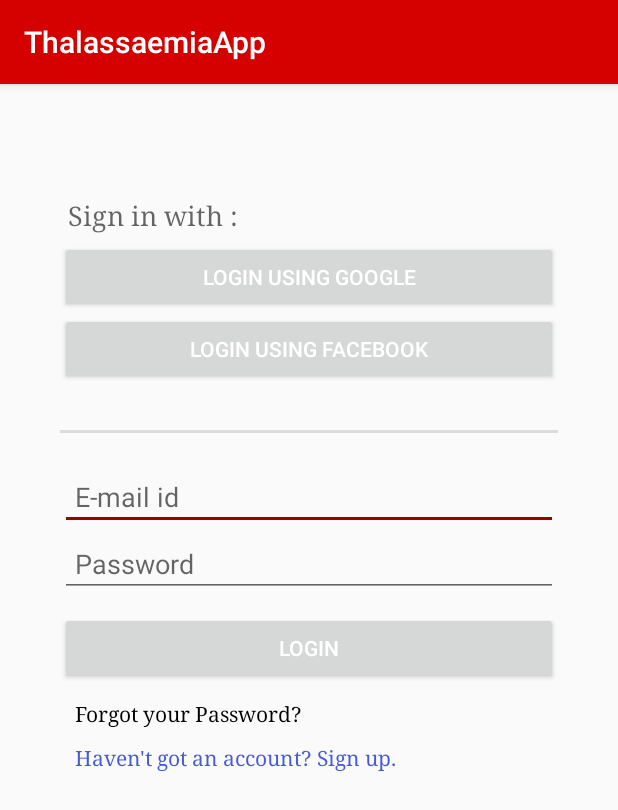
After one commit to rupali186/ThalassaemiaApp, an Android app: the LoginActivity screen opened directly, with no data from a screen before it, on a phone screen of 412 x 824 dp. The commit adds this screen. Shown: the top 810 px of the screen. Run offline under Robolectric (Android 15) with nearby library versions, the phone set to English and light mode, and no system bars.

Commit message:
login activity added

```diff
--- a/app/src/main/AndroidManifest.xml
+++ b/app/src/main/AndroidManifest.xml
@@ -12,10 +12,8 @@
         <activity
             android:name=".MainActivity"
             android:label="@string/app_name"
-            android:theme="@style/AppTheme.NoActionBar">
-
-        </activity>
-        <activity android:name=".HomeActivity"></activity>
+            android:theme="@style/AppTheme.NoActionBar"></activity>
+        <activity android:name=".HomeActivity" />
         <activity android:name=".SplashActivity">
             <intent-filter>
                 <action android:name="android.intent.action.MAIN" />
@@ -23,6 +21,7 @@
                 <category android:name="android.intent.category.LAUNCHER" />
             </intent-filter>
         </activity>
+        <activity android:name=".LoginActivity"></activity>
     </application>
 
 </manifest>
--- /dev/null
+++ b/app/src/main/java/com/example/rupali/thalassaemiaapp/LoginActivity.java
@@ -0,0 +1,19 @@
+package com.example.rupali.thalassaemiaapp;
+
+import android.support.v7.app.AppCompatActivity;
+import android.os.Bundle;
+import android.widget.EditText;
+
+public class LoginActivity extends AppCompatActivity {
+
+    EditText name;
+    EditText password;
+
+    @Override
+    protected void onCreate(Bundle savedInstanceState) {
+        super.onCreate(savedInstanceState);
+        setContentView(R.layout.activity_login);
+
+
+    }
+}
--- a/app/src/main/java/com/example/rupali/thalassaemiaapp/MainActivity.java
+++ b/app/src/main/java/com/example/rupali/thalassaemiaapp/MainActivity.java
@@ -66,8 +66,9 @@ public class MainActivity extends AppCompatActivity
         int id = item.getItemId();
 
         //noinspection SimplifiableIfStatement
-        if (id == R.id.action_settings) {
-            return true;
+        if (id == R.id.login_icon) {
+            Intent intent = new Intent(this,LoginActivity.class);
+            startActivity(intent);
         }
 
         return super.onOptionsItemSelected(item);
@@ -115,6 +116,8 @@ public class MainActivity extends AppCompatActivity
         }
         else if (id == R.id.nav_report_a_bug) {
 
+
+
         }
         else if (id == R.id.nav_share) {
 
--- /dev/null
+++ b/app/src/main/res/drawable/ic_person_black_24dp.xml
@@ -0,0 +1,9 @@
+<vector xmlns:android="http://schemas.android.com/apk/res/android"
+        android:width="24dp"
+        android:height="24dp"
+        android:viewportWidth="24.0"
+        android:viewportHeight="24.0">
+    <path
+        android:fillColor="#FF000000"
+        android:pathData="M12,12c2.21,0 4,-1.79 4,-4s-1.79,-4 -4,-4 -4,1.79 -4,4 1.79,4 4,4zM12,14c-2.67,0 -8,1.34 -8,4v2h16v-2c0,-2.66 -5.33,-4 -8,-4z"/>
+</vector>
--- /dev/null
+++ b/app/src/main/res/layout/activity_login.xml
@@ -0,0 +1,82 @@
+<?xml version="1.0" encoding="utf-8"?>
+<LinearLayout xmlns:android="http://schemas.android.com/apk/res/android"
+    xmlns:app="http://schemas.android.com/apk/res-auto"
+    xmlns:tools="http://schemas.android.com/tools"
+    android:layout_width="match_parent"
+    android:layout_height="match_parent"
+    android:orientation="vertical"
+    android:padding="40dp"
+    tools:context="com.example.rupali.thalassaemiaapp.LoginActivity">
+
+    <TextView
+        android:layout_marginTop="30dp"
+        android:layout_width="wrap_content"
+        android:layout_height="wrap_content"
+        android:typeface="serif"
+        android:padding="5dp"
+        android:textColor="#99000000"
+        android:textAppearance="@style/Base.TextAppearance.AppCompat.Medium"
+        android:text="Sign in with : " />
+
+    <Button
+        android:id="@+id/login_button_google"
+        android:padding="5dp"
+        android:textColor="#fff"
+        android:layout_width="match_parent"
+        android:layout_height="wrap_content"
+        android:text="Login using google"/>
+
+    <Button
+        android:id="@+id/login_button_facebook"
+        android:padding="5dp"
+        android:layout_width="match_parent"
+        android:layout_height="wrap_content"
+        android:paddingBottom="20dp"
+        android:textColor="#fff"
+        android:layout_marginBottom="30dp"
+        android:text="Login using facebook"/>
+
+    <View style="@style/Divider"/>
+
+    <EditText
+        android:layout_marginTop="20dp"
+        android:padding="10dp"
+        android:layout_width="match_parent"
+        android:layout_height="wrap_content"
+        android:hint="E-mail id"/>
+
+    <EditText
+        android:padding="10dp"
+        android:layout_marginBottom="10dp"
+        android:layout_width="match_parent"
+        android:layout_height="wrap_content"
+        android:hint="Password"/>
+
+    <Button
+        android:padding="5dp"
+        android:layout_width="match_parent"
+        android:layout_height="wrap_content"
+        android:paddingBottom="20dp"
+        android:textColor="#fff"
+        android:text="Login"/>
+
+    <TextView
+        android:layout_width="wrap_content"
+        android:layout_height="wrap_content"
+        android:typeface="serif"
+        android:paddingTop="10dp"
+        android:paddingLeft="10dp"
+        android:textColor="#000000"
+        android:textAppearance="@style/Base.TextAppearance.AppCompat.Small"
+        android:text="Forgot your Password? " />
+
+    <TextView
+        android:layout_width="wrap_content"
+        android:layout_height="wrap_content"
+        android:typeface="serif"
+        android:padding="10dp"
+        android:textColor="#475bda"
+        android:textAppearance="@style/Base.TextAppearance.AppCompat.Small"
+        android:text="Haven't got an account? Sign up." />
+
+</LinearLayout>
--- a/app/src/main/res/menu/main.xml
+++ b/app/src/main/res/menu/main.xml
@@ -2,8 +2,9 @@
 <menu xmlns:android="http://schemas.android.com/apk/res/android"
     xmlns:app="http://schemas.android.com/apk/res-auto">
     <item
-        android:id="@+id/action_settings"
-        android:orderInCategory="100"
-        android:title="@string/action_settings"
-        app:showAsAction="never" />
+        android:id="@+id/login_icon"
+        android:orderInCategory="1"
+        android:icon="@drawable/ic_person_black_24dp"
+        app:showAsAction="always"
+        android:title="Login" />
 </menu>
--- a/app/src/main/res/values/styles.xml
+++ b/app/src/main/res/values/styles.xml
@@ -17,4 +17,11 @@
 
     <style name="AppTheme.PopupOverlay" parent="ThemeOverlay.AppCompat.Light" />
 
+    <style name="Divider">
+        <item name="android:layout_width">match_parent</item>
+        <item name="android:layout_height">2dp</item>
+        <item name="android:color">#8C000000</item>
+        <item name="android:background">?android:attr/listDivider</item>
+    </style>
+
 </resources>
```
